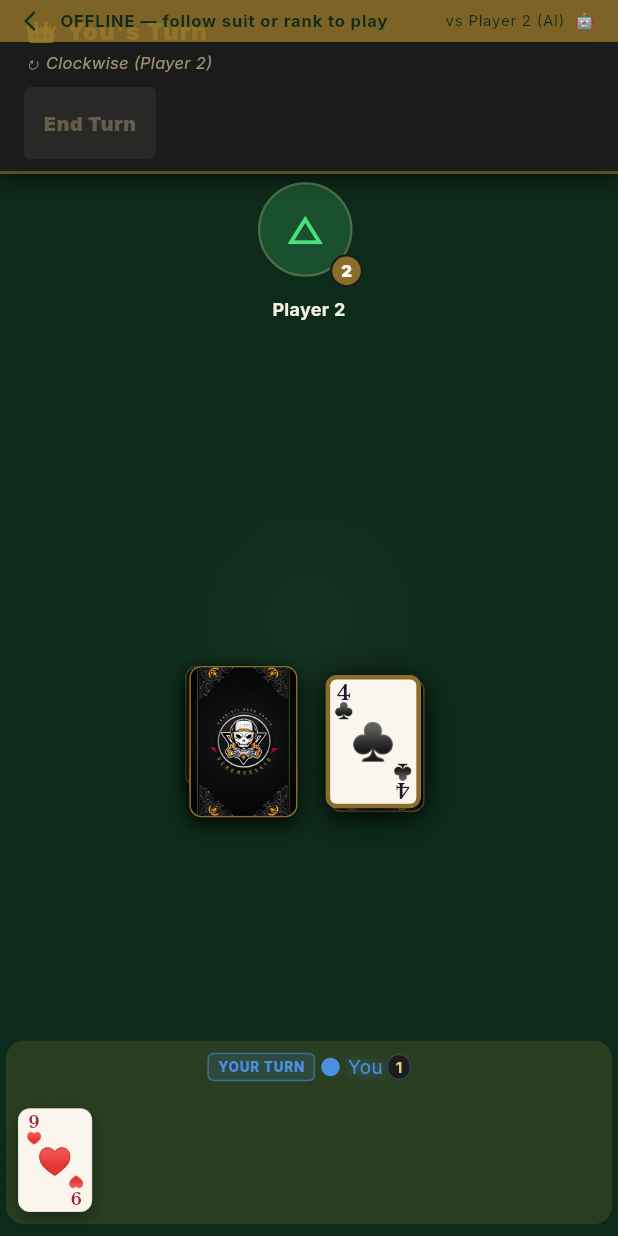
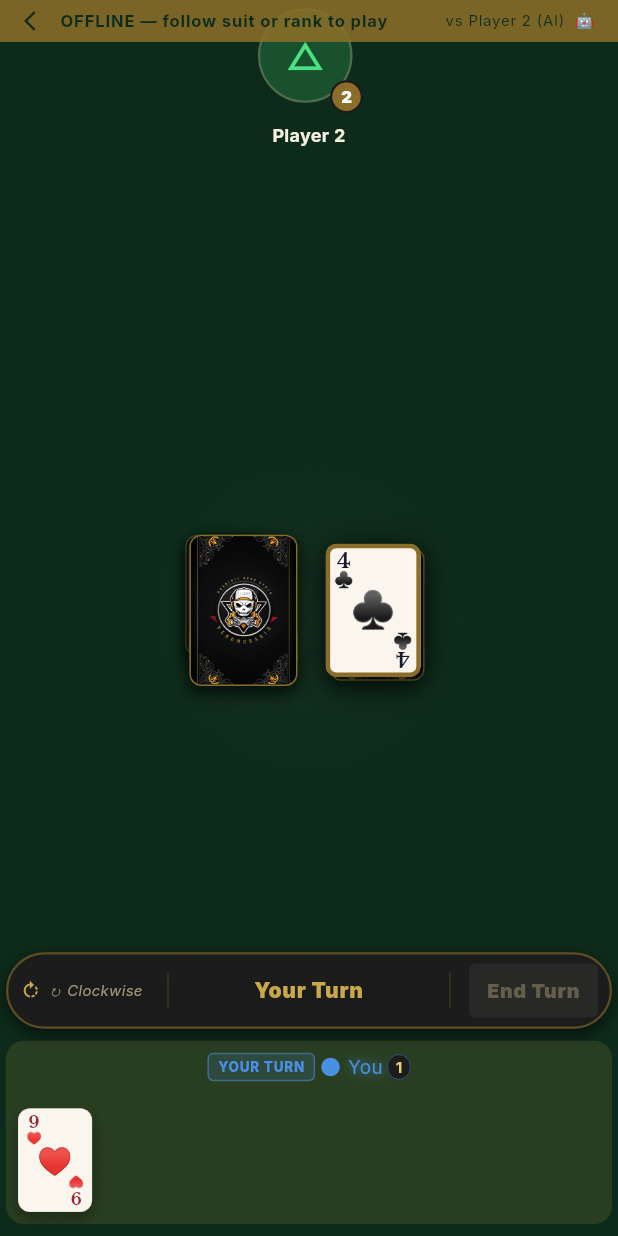
Before and after one commit to AbsoluteNoobGamer/LastCards, a Flutter app: the TableScreen screen opened by its route, on a phone screen of 412 x 824 dp. Run offline on Flutter 3.47's test engine with Material 3 defaults, Android fonts, the phone set to English and light mode, and no system bars; our stand-ins replace audioplayers, flutter_riverpod, freezed_annotation, google_fonts, shared_preferences; accounts and stored records are empty.

Commit message:
changed ui button loactions

```diff
--- a/lib/features/gameplay/presentation/screens/table_screen.dart
+++ b/lib/features/gameplay/presentation/screens/table_screen.dart
@@ -22,7 +22,7 @@ import '../widgets/hud_overlay_widget.dart';
 import '../widgets/player_hand_widget.dart';
 import '../widgets/player_zone_widget.dart';
 import '../widgets/card_widget.dart';
-import '../widgets/status_bar_widget.dart';
+import '../widgets/floating_action_bar_widget.dart';
 import '../widgets/turn_indicator_overlay.dart';
 import '../controllers/audio_service.dart';
 import '../widgets/last_move_panel_widget.dart';
@@ -351,20 +351,6 @@ class _TableScreenState extends ConsumerState<TableScreen> {
               SafeArea(
                 child: Column(
                   children: [
-                    StatusBarWidget(
-                      activePlayerName: gameState
-                              .playerById(gameState.currentPlayerId)
-                              ?.displayName ??
-                          '',
-                      direction: gameState.direction,
-                      upcomingPlayerNames: _getUpcomingPlayerNames(gameState),
-                      canEndTurn: isOfflineMode
-                          ? (validateEndTurn(_offlineState) == null)
-                          : true,
-                      onEndTurn: isOfflineMode
-                          ? _endTurn
-                          : () {}, // TODO: handle live server End Turn
-                    ),
                     Expanded(
                       child: _TableLayout(
                         gameState: gameState,
@@ -438,25 +424,6 @@ class _TableScreenState extends ConsumerState<TableScreen> {
   }
 
   // ── Card tap ───────────────────────────────────────────────────────
-
-  List<String> _getUpcomingPlayerNames(GameState state) {
-    if (state.players.isEmpty) return [];
-
-    final int currentIndex =
-        state.players.indexWhere((p) => p.id == state.currentPlayerId);
-    if (currentIndex == -1) return [];
-
-    final names = <String>[];
-    final int dir = state.direction == PlayDirection.clockwise ? 1 : -1;
-    final int count = state.players.length;
-
-    for (int i = 1; i < count; i++) {
-      int nextIdx = (currentIndex + i * dir) % count;
-      if (nextIdx < 0) nextIdx += count;
-      names.add(state.players[nextIdx].displayName);
-    }
-    return names;
-  }
 
   void _onCardTap(String cardId) {
     if (_aiThinking) return;
--- a/lib/features/gameplay/presentation/screens/table_screen_layout.dart
+++ b/lib/features/gameplay/presentation/screens/table_screen_layout.dart
@@ -221,6 +221,19 @@ class _TableLayout extends StatelessWidget {
                 ),
               ),
 
+              // ── Floating Action Bar (Bottom HUD) ─────────────────────────
+              Padding(
+                padding: EdgeInsets.only(
+                  bottom: isMobile ? AppDimensions.sm : AppDimensions.md,
+                ),
+                child: FloatingActionBarWidget(
+                  activePlayerName: gameState.playerById(gameState.currentPlayerId)?.displayName ?? '',
+                  direction: gameState.direction,
+                  canEndTurn: canEndTurn,
+                  onEndTurn: onEndTurnTap,
+                ),
+              ),
+
               // ── Local player hand ───────────────────────────────────────
               Padding(
                 padding: EdgeInsets.only(
--- /dev/null
+++ b/lib/features/gameplay/presentation/widgets/floating_action_bar_widget.dart
@@ -0,0 +1,176 @@
+import 'package:flutter/material.dart';
+
+import '../../domain/entities/game_state.dart';
+import '../../../../core/theme/app_colors.dart';
+import '../../../../core/theme/app_dimensions.dart';
+
+class FloatingActionBarWidget extends StatelessWidget {
+  final String activePlayerName;
+  final PlayDirection direction;
+  final bool canEndTurn;
+  final VoidCallback? onEndTurn;
+
+  const FloatingActionBarWidget({
+    super.key,
+    required this.activePlayerName,
+    required this.direction,
+    required this.canEndTurn,
+    this.onEndTurn,
+  });
+
+  @override
+  Widget build(BuildContext context) {
+    final bool isCw = direction == PlayDirection.clockwise;
+    final String dirIcon = isCw ? '↻' : '↺';
+    final String dirText = isCw ? 'Clockwise' : 'Counter-Clockwise';
+
+    return LayoutBuilder(
+      builder: (context, constraints) {
+        final isMobile = constraints.maxWidth < AppDimensions.breakpointMobile;
+
+        Widget endTurnButton() {
+          return AnimatedOpacity(
+            opacity: canEndTurn ? 1.0 : 0.5,
+            duration: const Duration(milliseconds: 250),
+            child: Container(
+              decoration: BoxDecoration(
+                gradient: LinearGradient(
+                  colors: canEndTurn
+                      ? [AppColors.goldLight, AppColors.goldDark]
+                      : [AppColors.surfacePanel, AppColors.surfacePanel],
+                  begin: Alignment.topCenter,
+                  end: Alignment.bottomCenter,
+                ),
+                borderRadius: BorderRadius.circular(AppDimensions.radiusButton),
+                boxShadow: canEndTurn
+                    ? [
+                        BoxShadow(
+                          color: AppColors.goldPrimary.withValues(alpha: 0.4),
+                          blurRadius: 8,
+                          offset: const Offset(0, 2),
+                        )
+                      ]
+                    : null,
+              ),
+              child: ElevatedButton(
+                onPressed: canEndTurn ? onEndTurn : null,
+                style: ElevatedButton.styleFrom(
+                  backgroundColor: Colors.transparent,
+                  shadowColor: Colors.transparent,
+                  foregroundColor:
+                      canEndTurn ? AppColors.feltDeep : AppColors.textSecondary,
+                  disabledForegroundColor: AppColors.textSecondary,
+                  padding: EdgeInsets.symmetric(
+                    horizontal: isMobile ? 12 : 20,
+                    vertical: isMobile ? 10 : 12,
+                  ),
+                  minimumSize: Size.zero,
+                  tapTargetSize: MaterialTapTargetSize.shrinkWrap,
+                ),
+                child: Text(
+                  'End Turn',
+                  style: TextStyle(
+                    fontWeight: FontWeight.w900,
+                    fontSize: isMobile ? 13 : 16,
+                  ),
+                ),
+              ),
+            ),
+          );
+        }
+
+        return Container(
+          padding: EdgeInsets.symmetric(
+            horizontal: isMobile ? AppDimensions.sm : AppDimensions.md,
+            vertical: isMobile ? 6 : 8,
+          ),
+          decoration: BoxDecoration(
+            color: AppColors.surfacePanel.withValues(alpha: 0.95),
+            borderRadius: BorderRadius.circular(32),
+            border: Border.all(
+              color: AppColors.goldDark.withValues(alpha: 0.6),
+              width: 1.5,
+            ),
+            boxShadow: [
+              BoxShadow(
+                color: Colors.black.withValues(alpha: 0.6),
+                blurRadius: 10,
+                offset: const Offset(0, 4),
+              )
+            ],
+          ),
+          child: Row(
+            mainAxisSize: MainAxisSize.min,
+            children: [
+              // Left: Direction
+              SizedBox(
+                width: isMobile ? 90 : 120, // keep widths fixed so center title doesn't jitter
+                child: Row(
+                  children: [
+                    Icon(
+                      isCw ? Icons.rotate_right : Icons.rotate_left,
+                      color: AppColors.goldPrimary,
+                      size: isMobile ? 14 : 16,
+                    ),
+                    const SizedBox(width: 4),
+                    Expanded(
+                      child: Text(
+                        '$dirIcon $dirText',
+                        style: TextStyle(
+                          color: AppColors.textSecondary.withValues(alpha: 0.9),
+                          fontSize: isMobile ? 10 : 12,
+                          fontStyle: FontStyle.italic,
+                        ),
+                        maxLines: 1,
+                        overflow: TextOverflow.ellipsis,
+                      ),
+                    ),
+                  ],
+                ),
+              ),
+
+              // Center: Whose turn
+              Container(
+                width: 1,
+                height: 24,
+                color: AppColors.goldDark.withValues(alpha: 0.3),
+                margin: const EdgeInsets.symmetric(horizontal: 8),
+              ),
+
+              Expanded(
+                child: Text(
+                  activePlayerName == 'You' ? 'Your Turn' : "\${activePlayerName}'s Turn",
+                  textAlign: TextAlign.center,
+                  style: TextStyle(
+                    color: AppColors.goldPrimary,
+                    fontSize: isMobile ? 14 : 16,
+                    fontWeight: FontWeight.w900,
+                    letterSpacing: 0.5,
+                  ),
+                  maxLines: 1,
+                  overflow: TextOverflow.ellipsis,
+                ),
+              ),
+
+              Container(
+                width: 1,
+                height: 24,
+                color: AppColors.goldDark.withValues(alpha: 0.3),
+                margin: const EdgeInsets.symmetric(horizontal: 8),
+              ),
+
+              // Right: End Turn Button
+              SizedBox(
+                width: isMobile ? 90 : 120,
+                child: Align(
+                  alignment: Alignment.centerRight,
+                  child: endTurnButton(),
+                ),
+              ),
+            ],
+          ),
+        );
+      },
+    );
+  }
+}
--- a/lib/features/gameplay/presentation/widgets/status_bar_widget.dart
+++ /dev/null
@@ -1,217 +0,0 @@
-import 'package:flutter/material.dart';
-import '../../domain/entities/game_state.dart';
-import '../../../../core/theme/app_colors.dart';
-import '../../../../core/theme/app_dimensions.dart';
-
-class StatusBarWidget extends StatefulWidget {
-  final String activePlayerName;
-  final PlayDirection direction;
-  final List<String> upcomingPlayerNames;
-  final bool canEndTurn;
-  final VoidCallback? onEndTurn;
-
-  const StatusBarWidget({
-    super.key,
-    required this.activePlayerName,
-    required this.direction,
-    required this.upcomingPlayerNames,
-    required this.canEndTurn,
-    this.onEndTurn,
-  });
-
-  @override
-  State<StatusBarWidget> createState() => _StatusBarWidgetState();
-}
-
-class _StatusBarWidgetState extends State<StatusBarWidget> {
-  @override
-  Widget build(BuildContext context) {
-    final bool isCw = widget.direction == PlayDirection.clockwise;
-    final String dirIcon = isCw ? '↻' : '↺';
-    final String dirText = isCw ? 'Clockwise' : 'Counter-Clockwise';
-    final String orderPreview = widget.upcomingPlayerNames.isNotEmpty
-        ? ' (${widget.upcomingPlayerNames.join('→')})'
-        : '';
-
-
-
-    return LayoutBuilder(
-      builder: (context, constraints) {
-        final isMobile = constraints.maxWidth < AppDimensions.breakpointMobile;
-
-        Widget endTurnButton() {
-          return AnimatedOpacity(
-            opacity: widget.canEndTurn ? 1.0 : 0.5,
-            duration: const Duration(milliseconds: 250),
-            child: Container(
-              decoration: BoxDecoration(
-                gradient: LinearGradient(
-                  colors: widget.canEndTurn
-                      ? [AppColors.goldLight, AppColors.goldDark]
-                      : [AppColors.surfacePanel, AppColors.surfacePanel],
-                  begin: Alignment.topCenter,
-                  end: Alignment.bottomCenter,
-                ),
-                borderRadius: BorderRadius.circular(AppDimensions.radiusButton),
-                boxShadow: widget.canEndTurn
-                    ? [
-                        BoxShadow(
-                          color: AppColors.goldPrimary.withValues(alpha: 0.4),
-                          blurRadius: 8,
-                          offset: const Offset(0, 2),
-                        )
-                      ]
-                    : null,
-              ),
-              child: ElevatedButton(
-                onPressed: widget.canEndTurn ? widget.onEndTurn : null,
-                style: ElevatedButton.styleFrom(
-                  backgroundColor: Colors.transparent,
-                  shadowColor: Colors.transparent,
-                  foregroundColor: widget.canEndTurn
-                      ? AppColors.feltDeep
-                      : AppColors.textSecondary,
-                  disabledForegroundColor: AppColors.textSecondary,
-                  padding: EdgeInsets.symmetric(
-                    horizontal: isMobile ? 12 : 20,
-                    vertical: isMobile ? 10 : 12,
-                  ),
-                ),
-                child: Text(
-                  'End Turn',
-                  style: TextStyle(
-                    fontWeight: FontWeight.w900,
-                    fontSize: isMobile ? 13 : 16,
-                  ),
-                ),
-              ),
-            ),
-          );
-        }
-
-        return Container(
-          constraints: BoxConstraints(
-            minHeight: isMobile ? 84 : 70,
-            maxHeight: isMobile ? 132 : 100,
-          ),
-          padding: EdgeInsets.symmetric(
-            horizontal: isMobile ? AppDimensions.md : AppDimensions.lg,
-            vertical: AppDimensions.sm,
-          ),
-          decoration: BoxDecoration(
-            color: AppColors.surfacePanel.withValues(alpha: 0.95),
-            border: Border(
-              bottom: BorderSide(
-                color: AppColors.goldDark.withValues(alpha: 0.6),
-                width: 2,
-              ),
-            ),
-            boxShadow: [
-              BoxShadow(
-                color: Colors.black.withValues(alpha: 0.6),
-                blurRadius: 12,
-                offset: const Offset(0, 4),
-              )
-            ],
-          ),
-          child: SafeArea(
-            bottom: false,
-            child: isMobile
-                ? Column(
-                    crossAxisAlignment: CrossAxisAlignment.start,
-                    mainAxisSize: MainAxisSize.min,
-                    children: [
-                      Row(
-                        children: [
-                          const Text('👑 ', style: TextStyle(fontSize: 18)),
-                          Expanded(
-                            child: Text(
-                              "${widget.activePlayerName}'s Turn",
-                              style: const TextStyle(
-                                color: AppColors.goldPrimary,
-                                fontSize: 16,
-                                fontWeight: FontWeight.w900,
-                                letterSpacing: 0.8,
-                              ),
-                              overflow: TextOverflow.ellipsis,
-                            ),
-                          ),
-                        ],
-                      ),
-                      Text(
-                        '$dirIcon $dirText$orderPreview',
-                        style: TextStyle(
-                          color: AppColors.textSecondary.withValues(alpha: 0.9),
-                          fontSize: 11,
-                          fontStyle: FontStyle.italic,
-                        ),
-                        overflow: TextOverflow.ellipsis,
-                      ),
-                      const SizedBox(height: AppDimensions.sm),
-                      Row(
-                        mainAxisAlignment: MainAxisAlignment.spaceBetween,
-                        children: [
-
-                          endTurnButton(),
-                        ],
-                      ),
-                    ],
-                  )
-                : Row(
-                    mainAxisAlignment: MainAxisAlignment.spaceBetween,
-                    crossAxisAlignment: CrossAxisAlignment.center,
-                    children: [
-                      Expanded(
-                        flex: 2,
-                        child: Column(
-                          crossAxisAlignment: CrossAxisAlignment.start,
-                          mainAxisAlignment: MainAxisAlignment.center,
-                          children: [
-                            Row(
-                              children: [
-                                const Text('👑 ',
-                                    style: TextStyle(fontSize: 22)),
-                                Expanded(
-                                  child: Text(
-                                    "${widget.activePlayerName}'s Turn",
-                                    style: const TextStyle(
-                                      color: AppColors.goldPrimary,
-                                      fontSize: 20,
-                                      fontWeight: FontWeight.w900,
-                                      letterSpacing: 1.2,
-                                    ),
-                                    overflow: TextOverflow.ellipsis,
-                                  ),
-                                ),
-                              ],
-                            ),
-                            const SizedBox(height: 2),
-                            Text(
-                              '$dirIcon $dirText$orderPreview',
-                              style: TextStyle(
-                                color: AppColors.textSecondary
-                                    .withValues(alpha: 0.9),
-                                fontSize: 13,
-                                fontStyle: FontStyle.italic,
-                              ),
-                              overflow: TextOverflow.ellipsis,
-                            ),
-                          ],
-                        ),
-                      ),
-                      Row(
-                        mainAxisSize: MainAxisSize.min,
-                        children: [
-
-
-                          endTurnButton(),
-                        ],
-                      ),
-                    ],
-                  ),
-          ),
-        );
-      },
-    );
-  }
-}
```
Also changed, not shown: analyze.txt (+66 -34 lines), 1 other file.
